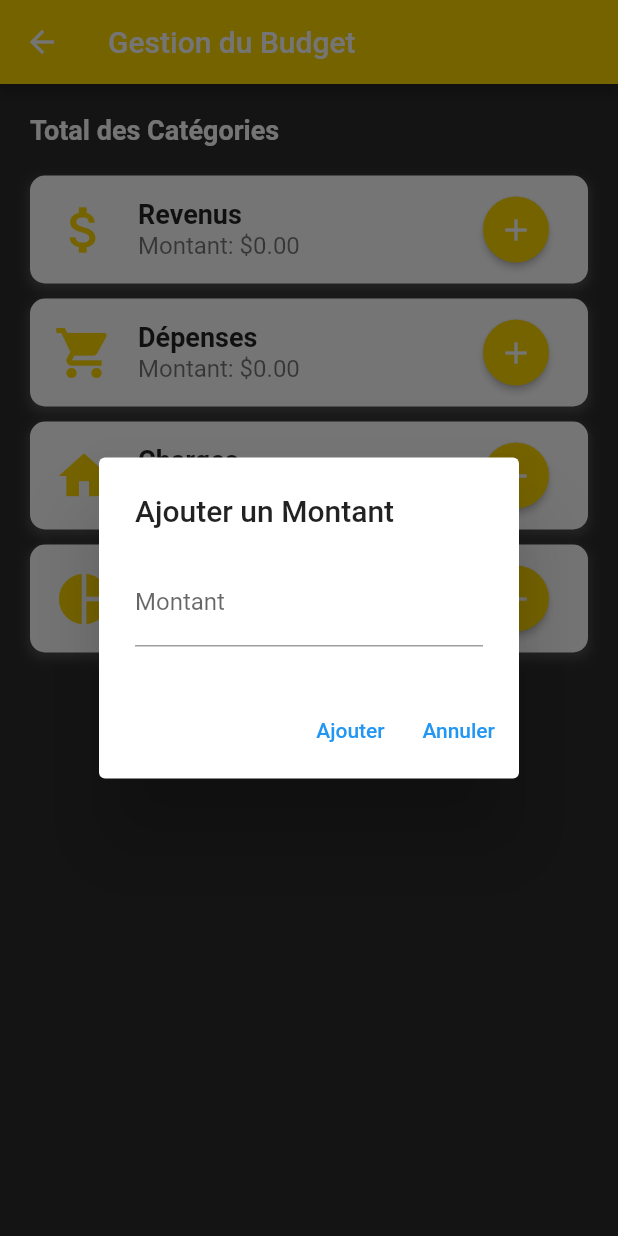
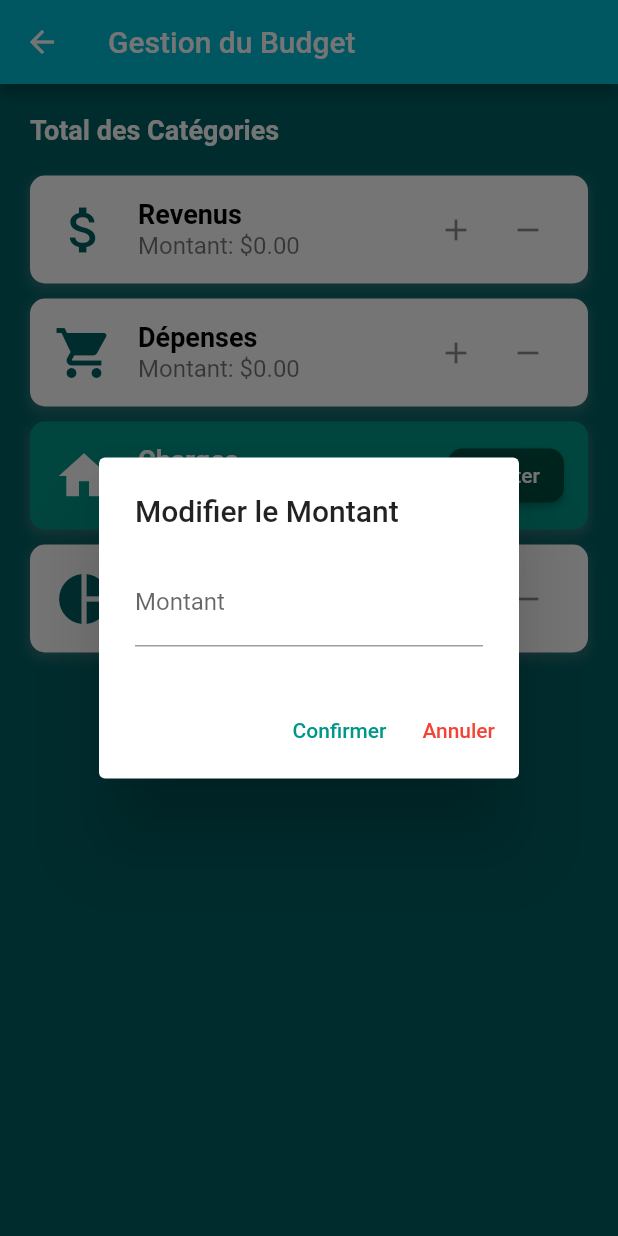
Before and after one commit to naoufal-mft/EconomiZ, a Flutter app: the BudgetPage screen opened directly, after a tap on the "add" icon, on a phone screen of 412 x 824 dp. Run offline on Flutter 3.47's test engine with Material 2 defaults, Android fonts, the phone set to English and light mode, and no system bars; our stand-ins replace sqflite; accounts and stored records are empty.

```diff
--- a/lib/basedd.dart
+++ b/lib/basedd.dart
@@ -117,7 +117,8 @@ void main() async {
   print('Read Data:');
   result.forEach((row) {
     print(row);
-  });
+  }
+  );
 
 
 
--- a/lib/budget_page.dart
+++ b/lib/budget_page.dart
@@ -1,4 +1,5 @@
 import 'package:flutter/material.dart';
+import 'Charges_page.dart';
 
 class BudgetPage extends StatefulWidget {
   @override
@@ -24,9 +25,9 @@ class _BudgetPageState extends State<BudgetPage> {
     return Scaffold(
       appBar: AppBar(
         title: Text('Gestion du Budget'),
-        backgroundColor: Color(0xFFFFD700),
+        backgroundColor: Colors.cyan,
       ),
-      backgroundColor: Color(0xFF2C2C2C), // Couleur de fond sombre
+      backgroundColor: Colors.cyan.shade900,
       body: SingleChildScrollView(
         child: Column(
           crossAxisAlignment: CrossAxisAlignment.stretch,
@@ -38,7 +39,7 @@ class _BudgetPageState extends State<BudgetPage> {
                 style: TextStyle(
                   fontSize: 18.0,
                   fontWeight: FontWeight.bold,
-                  color: Colors.white, // Couleur du texte en blanc
+                  color: Colors.white,
                 ),
               ),
             ),
@@ -69,7 +70,12 @@ class _BudgetPageState extends State<BudgetPage> {
                     amount: categoryAmounts['Charges']!,
                     icon: Icons.home,
                     onAddAmount: (amount) {
-                      addAmountToCategory('Charges', amount);
+                      Navigator.push(
+                        context,
+                        MaterialPageRoute(
+                          builder: (context) => ChargesPage(),
+                        ),
+                      );
                     },
                   ),
                   SizedBox(height: 10.0),
@@ -108,7 +114,7 @@ class CategoryItem extends StatelessWidget {
   Widget build(BuildContext context) {
     return Container(
       decoration: BoxDecoration(
-        color: Colors.white,
+        color: categoryName == 'Charges' ? Colors.teal.shade500 : Colors.white,
         borderRadius: BorderRadius.circular(10.0),
         boxShadow: [
           BoxShadow(
@@ -123,37 +129,69 @@ class CategoryItem extends StatelessWidget {
         leading: Icon(
           icon,
           size: 40.0,
-          color: Color(0xFFFFD700), // Couleur de l'icône en or
+          color: categoryName == 'Charges' ? Colors.white : Colors.cyan.shade900,
         ),
         title: Text(
           categoryName,
           style: TextStyle(
             fontSize: 18.0,
             fontWeight: FontWeight.bold,
+            color: categoryName == 'Charges' ? Colors.white : Colors.black,
           ),
         ),
         subtitle: Text(
           'Montant: \$${amount.toStringAsFixed(2)}',
           style: TextStyle(fontSize: 16.0),
         ),
-        trailing: ElevatedButton(
+        trailing: categoryName == 'Charges'
+            ? ElevatedButton(
           onPressed: () {
-            showDialog(
-              context: context,
-              builder: (context) => AmountDialog(
-                onAddAmount: onAddAmount,
+            Navigator.push(
+              context,
+              MaterialPageRoute(
+                builder: (context) => ChargesPage(),
               ),
             );
           },
           style: ElevatedButton.styleFrom(
-            primary: Color(0xFFFFD700),
-            shape: CircleBorder(),
-            padding: EdgeInsets.all(10.0),
+            primary: Colors.teal.shade900,
+            shape: RoundedRectangleBorder(
+              borderRadius: BorderRadius.circular(10.0),
+            ),
           ),
-          child: Icon(
-            Icons.add,
-            color: Colors.white,
+          child: Text(
+            'Ajouter',
+            style: TextStyle(color: Colors.white),
           ),
+        )
+            : Row(
+          mainAxisSize: MainAxisSize.min,
+          children: [
+            IconButton(
+              onPressed: () {
+                showDialog(
+                  context: context,
+                  builder: (context) => AmountDialog(
+                    onAmountChanged: onAddAmount,
+                  ),
+                );
+              },
+              icon: Icon(Icons.add),
+            ),
+            IconButton(
+              onPressed: () {
+                showDialog(
+                  context: context,
+                  builder: (context) => AmountDialog(
+                    onAmountChanged: (amount) {
+                      onAddAmount(-amount);
+                    },
+                  ),
+                );
+              },
+              icon: Icon(Icons.remove),
+            ),
+          ],
         ),
       ),
     );
@@ -161,9 +199,9 @@ class CategoryItem extends StatelessWidget {
 }
 
 class AmountDialog extends StatefulWidget {
-  final Function(double) onAddAmount;
+  final Function(double) onAmountChanged;
 
-  AmountDialog({required this.onAddAmount});
+  AmountDialog({required this.onAmountChanged});
 
   @override
   _AmountDialogState createState() => _AmountDialogState();
@@ -175,7 +213,7 @@ class _AmountDialogState extends State<AmountDialog> {
   @override
   Widget build(BuildContext context) {
     return AlertDialog(
-      title: Text('Ajouter un Montant'),
+      title: Text('Modifier le Montant'),
       content: TextField(
         controller: amountController,
         keyboardType: TextInputType.number,
@@ -187,16 +225,22 @@ class _AmountDialogState extends State<AmountDialog> {
         TextButton(
           onPressed: () {
             double amount = double.tryParse(amountController.text) ?? 0.0;
-            widget.onAddAmount(amount);
+            widget.onAmountChanged(amount);
             Navigator.pop(context);
           },
-          child: Text('Ajouter'),
+          child: Text(
+            'Confirmer',
+            style: TextStyle(color: Colors.teal.shade500),
+          ),
         ),
         TextButton(
           onPressed: () {
             Navigator.pop(context);
           },
-          child: Text('Annuler'),
+          child: Text(
+            'Annuler',
+            style: TextStyle(color: Colors.red),
+          ),
         ),
       ],
     );
--- a/lib/main.dart
+++ b/lib/main.dart
@@ -1,7 +1,7 @@
 import 'package:flutter/material.dart';
 import 'login_page.dart';
 import 'registration_page.dart';
-import 'budget_page.dart';
+import 'splash_page.dart';
 
 void main() {
   runApp(MyApp());
@@ -17,7 +17,7 @@ class MyApp extends StatelessWidget {
       ),
       initialRoute: '/',
       routes: {
-        '/': (context) => CustomLoginPage(),
+        '/': (context) => SplashScreen(),
         '/inscription': (context) => RegistrationPage(),
       },
     );
--- a/lib/registration_page.dart
+++ b/lib/registration_page.dart
@@ -68,9 +68,9 @@ class _RegistrationPageState extends State<RegistrationPage> with SingleTickerPr
     return Scaffold(
       appBar: AppBar(
         title: Text('Inscription'),
-        backgroundColor: Color(0xFFFFD700), // Couleur dorée
+        backgroundColor: Colors.cyan, // Couleur dorée
       ),
-      backgroundColor: Color(0xFF2C2C2C), // Couleur de fond sombre
+      backgroundColor: Colors.cyan.shade900, // Couleur de fond sombre
       body: SingleChildScrollView(
         child: Padding(
           padding: EdgeInsets.all(20.0),
@@ -242,7 +242,7 @@ class _RegistrationPageState extends State<RegistrationPage> with SingleTickerPr
                     }
                   },
                   style: ElevatedButton.styleFrom(
-                    backgroundColor: Color(0xFFFFD700), // Couleur dorée
+                    backgroundColor: Colors.cyan, // Couleur dorée
                     shape: RoundedRectangleBorder(
                       borderRadius: BorderRadius.circular(10.0),
                     ),
```
Also changed, not shown: lib/login_page.dart (+6 -6 lines).
